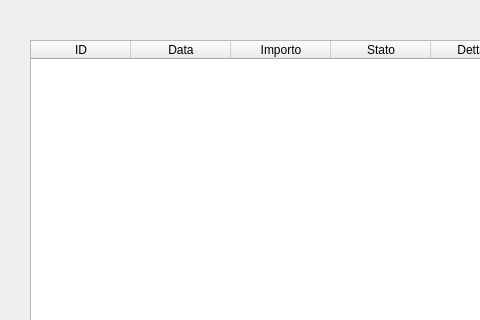
Qt form Boundaries/GestionePagamenti/elencoPagamenti.ui (Diego30090/IngSoft_Palestra) before a commit; both pictures show x 0 to 480 and y 0 to 320 of the 930 by 524 pixel window.
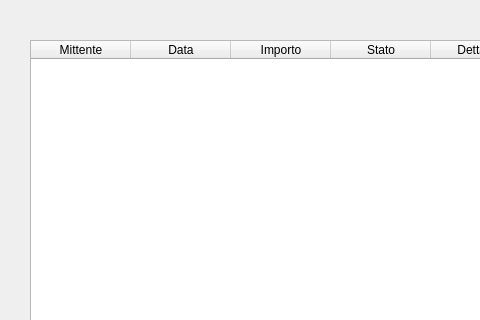
The same form after that commit.

Diff of the .ui file:
```diff
--- a/Boundaries/GestionePagamenti/elencoPagamenti.ui
+++ b/Boundaries/GestionePagamenti/elencoPagamenti.ui
@@ -54,7 +54,7 @@
    </property>
    <column>
     <property name="text">
-     <string>ID</string>
+     <string>Mittente</string>
     </property>
    </column>
    <column>
```
